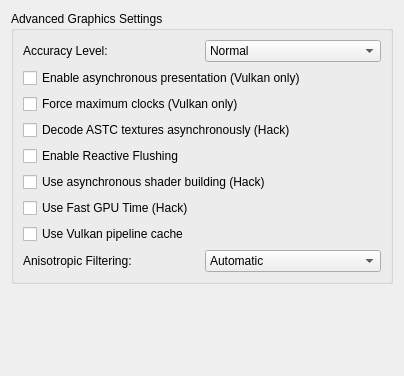
QuantumGhost/yuzu, file src/yuzu/configuration/configure_graphics_advanced.ui: the form before one commit.
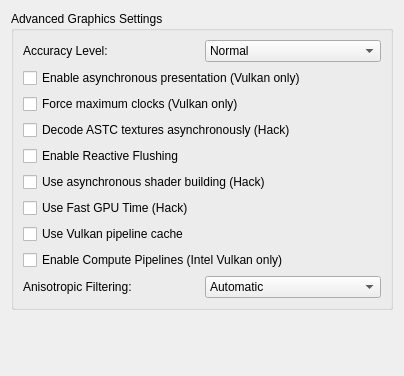
The form after the commit.

What changed in the file:
```diff
--- a/src/yuzu/configuration/configure_graphics_advanced.ui
+++ b/src/yuzu/configuration/configure_graphics_advanced.ui
@@ -136,6 +136,17 @@
           </property>
          </widget>
         </item>
+        <item>
+         <widget class="QCheckBox" name="enable_compute_pipelines_checkbox">
+          <property name="toolTip">
+           <string>Enable compute pipelines, required by some games. This setting only exists for Intel proprietary drivers, and may crash if enabled.
+Compute pipelines are always enabled on all other drivers.</string>
+          </property>
+          <property name="text">
+           <string>Enable Compute Pipelines (Intel Vulkan only)</string>
+          </property>
+         </widget>
+        </item>
         <item>
          <widget class="QWidget" name="af_layout" native="true">
           <layout class="QHBoxLayout" name="horizontalLayout_1">
```
